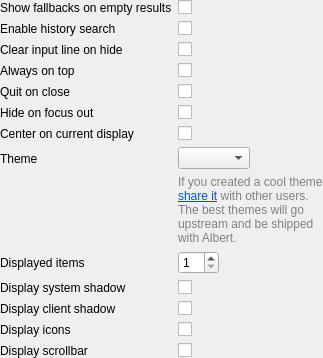
First picture: the form in widgetsboxmodel/src/configwidget.ui, repository albertlauncher/plugins, before the edit.
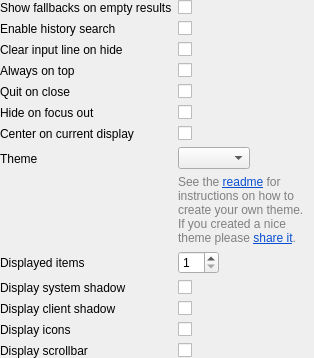
Second picture: the form after the edit.

Commit message: [wbm] Fix clipping and update theme text

What changed in the file:
```diff
--- a/widgetsboxmodel/src/configwidget.ui
+++ b/widgetsboxmodel/src/configwidget.ui
@@ -203,8 +203,14 @@
      </item>
      <item>
       <widget class="QLabel" name="label">
+       <property name="sizePolicy">
+        <sizepolicy hsizetype="Preferred" vsizetype="Minimum">
+         <horstretch>0</horstretch>
+         <verstretch>0</verstretch>
+        </sizepolicy>
+       </property>
        <property name="text">
-        <string>&lt;html&gt;&lt;head/&gt;&lt;body&gt;&lt;span style=&quot; font-size:9pt; color:#818181;&quot;&gt;If you created a cool theme &lt;/span&gt;&lt;a href=&quot;https://github.com/orgs/albertlauncher/discussions/1147&quot;&gt;&lt;span style=&quot; font-size:9pt; text-decoration: underline; color:#094fd1;&quot;&gt;share it&lt;/span&gt;&lt;/a&gt;&lt;span style=&quot; font-size:9pt; color:#818181;&quot;&gt; with other users. The best themes will go upstream and be shipped with Albert.&lt;/span&gt;&lt;/body&gt;&lt;/html&gt;</string>
+        <string>&lt;html&gt;&lt;head/&gt;&lt;body&gt;&lt;p&gt;&lt;span style=&quot; font-size:9pt; color:#808080;&quot;&gt;See the &lt;/span&gt;&lt;a href=&quot;https://github.com/albertlauncher/plugins/blob/master/widgetsboxmodel/README.md&quot;&gt;&lt;span style=&quot; font-size:9pt; text-decoration: underline; color:#094fd1;&quot;&gt;readme&lt;/span&gt;&lt;/a&gt;&lt;span style=&quot; font-size:9pt; color:#808080;&quot;&gt; for instructions on how to create your own theme. If you created a nice theme please &lt;/span&gt;&lt;a href=&quot;https://github.com/orgs/albertlauncher/discussions/1147&quot;&gt;&lt;span style=&quot; font-size:9pt; text-decoration: underline; color:#094fd1;&quot;&gt;share it&lt;/span&gt;&lt;/a&gt;&lt;span style=&quot; font-size:9pt; color:#808080;&quot;&gt;.&lt;/span&gt;&lt;/p&gt;&lt;/body&gt;&lt;/html&gt;</string>
        </property>
        <property name="wordWrap">
         <bool>true</bool>
```
The commit also changes 1 other file.
